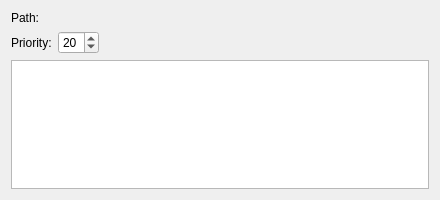
First picture: the form in src/addalternativesui.ui, repository KDE/kalternatives, before the edit.
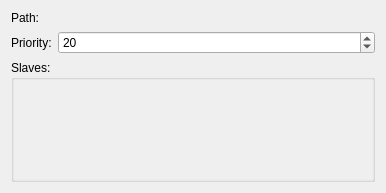
Second picture: the form after the edit. Custom widgets are drawn as their Qt base class.

Commit message: Improve the dialog for the addition of a new alterantive: - use a form layout for path and priority - add a scroll area with all the needed slaves that must be set (a new widget was added, SlaveWidget) - enable the "ok" button in the dialog only when the path and all the slaves have been set

What changed in the file:
```diff
--- a/src/addalternativesui.ui
+++ b/src/addalternativesui.ui
@@ -5,8 +5,8 @@
    <rect>
     <x>0</x>
     <y>0</y>
-    <width>440</width>
-    <height>200</height>
+    <width>386</width>
+    <height>193</height>
    </rect>
   </property>
   <property name="sizePolicy" >
@@ -15,10 +15,10 @@
     <verstretch>0</verstretch>
    </sizepolicy>
   </property>
-  <layout class="QVBoxLayout" name="verticalLayout" >
+  <layout class="QVBoxLayout" name="verticalLayout_2" >
    <item>
-    <layout class="QHBoxLayout" >
-     <item>
+    <layout class="QFormLayout" name="formLayout" >
+     <item row="0" column="0" >
       <widget class="QLabel" name="textLabel1" >
        <property name="text" >
         <string>Path:</string>
@@ -28,14 +28,10 @@
        </property>
       </widget>
      </item>
-     <item>
+     <item row="0" column="1" >
       <widget class="KUrlRequester" name="m_Path" />
      </item>
-    </layout>
-   </item>
-   <item>
-    <layout class="QHBoxLayout" >
-     <item>
+     <item row="1" column="0" >
       <widget class="QLabel" name="textLabel2" >
        <property name="text" >
         <string>Priority:</string>
@@ -45,7 +41,7 @@
        </property>
       </widget>
      </item>
-     <item>
+     <item row="1" column="1" >
       <widget class="KIntSpinBox" name="m_Priority" >
        <property name="value" >
         <number>20</number>
@@ -58,35 +54,38 @@
        </property>
       </widget>
      </item>
-     <item>
-      <spacer name="spacer8" >
-       <property name="orientation" >
-        <enum>Qt::Horizontal</enum>
-       </property>
-       <property name="sizeType" >
-        <enum>QSizePolicy::Expanding</enum>
-       </property>
-       <property name="sizeHint" stdset="0" >
-        <size>
-         <width>80</width>
-         <height>20</height>
-        </size>
-       </property>
-      </spacer>
-     </item>
     </layout>
    </item>
    <item>
-    <widget class="KTextEdit" name="m_textSlave" >
-     <property name="undoRedoEnabled" >
-      <bool>false</bool>
+    <widget class="QGroupBox" name="m_slavesGroup" >
+     <property name="title" >
+      <string>Slaves:</string>
      </property>
-     <property name="readOnly" >
-      <bool>true</bool>
-     </property>
-     <property name="acceptRichText" >
-      <bool>false</bool>
-     </property>
+     <layout class="QVBoxLayout" name="verticalLayout" >
+      <property name="margin" >
+       <number>0</number>
+      </property>
+      <item>
+       <widget class="QScrollArea" name="m_slavesArea" >
+        <property name="frameShape" >
+         <enum>QFrame::NoFrame</enum>
+        </property>
+        <property name="widgetResizable" >
+         <bool>true</bool>
+        </property>
+        <widget class="QWidget" name="scrollAreaWidgetContents" >
+         <property name="geometry" >
+          <rect>
+           <x>0</x>
+           <y>0</y>
+           <width>364</width>
+           <height>90</height>
+          </rect>
+         </property>
+        </widget>
+       </widget>
+      </item>
+     </layout>
     </widget>
    </item>
   </layout>
@@ -98,11 +97,6 @@
    <extends>QSpinBox</extends>
    <header>knuminput.h</header>
   </customwidget>
-  <customwidget>
-   <class>KTextEdit</class>
-   <extends>QTextEdit</extends>
-   <header>ktextedit.h</header>
-  </customwidget>
   <customwidget>
    <class>KUrlRequester</class>
    <extends>QFrame</extends>
```
Left out of the diff: 6 changed lines with no effect on the pictures. The commit also changes 6 other files.
